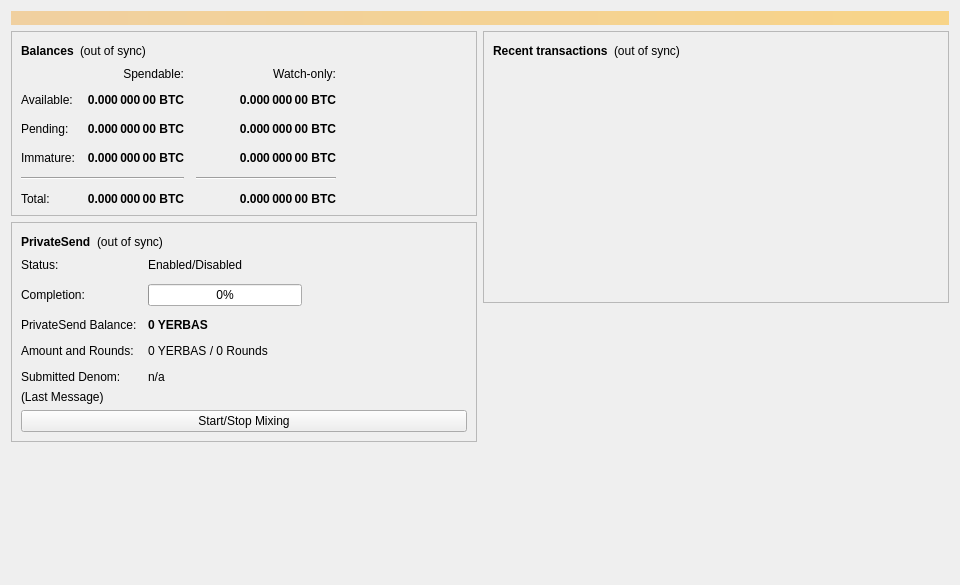
Qt form src/qt/forms/overviewpage.ui (The-Yerbas-Endeavor/yerbas) before a commit.
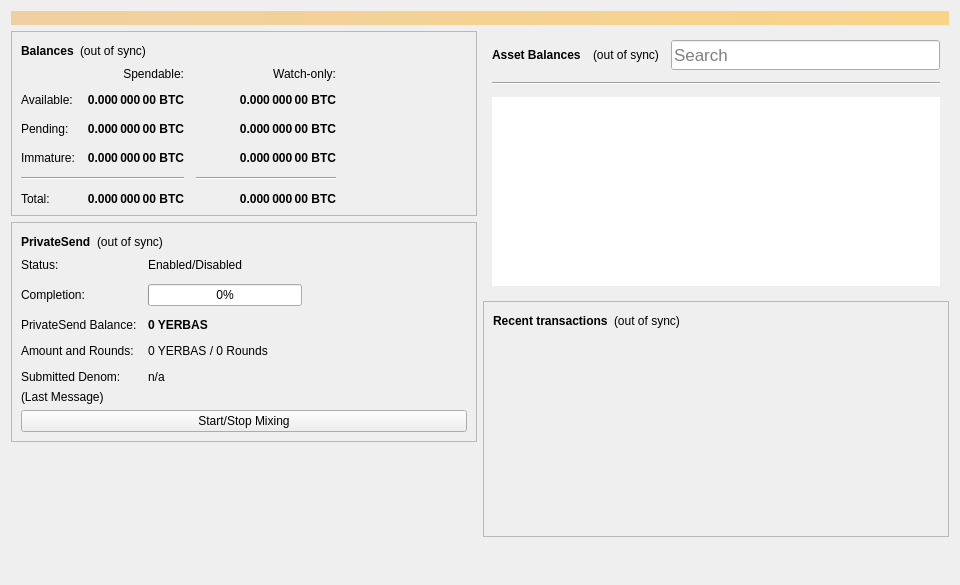
The same form after that commit.

```diff
--- a/src/qt/forms/overviewpage.ui
+++ b/src/qt/forms/overviewpage.ui
@@ -595,6 +595,131 @@
      </item>
      <item>
       <layout class="QVBoxLayout" name="verticalLayout_3">
+       <item>
+        <widget class="QFrame" name="assetFrame">
+         <property name="minimumSize">
+          <size>
+           <width>350</width>
+           <height>150</height>
+          </size>
+         </property>
+         <property name="autoFillBackground">
+          <bool>true</bool>
+         </property>
+         <property name="frameShape">
+          <enum>QFrame::NoFrame</enum>
+         </property>
+         <property name="frameShadow">
+          <enum>QFrame::Plain</enum>
+         </property>
+         <property name="lineWidth">
+          <number>0</number>
+         </property>
+         <layout class="QVBoxLayout" name="verticalLayout_7">
+          <property name="spacing">
+           <number>12</number>
+          </property>
+          <item>
+           <layout class="QHBoxLayout" name="assetBalanceHorizontalLayout">
+            <item alignment="Qt::AlignVCenter">
+             <widget class="QLabel" name="assetBalanceLabel">
+              <property name="font">
+               <font>
+                <weight>75</weight>
+                <bold>true</bold>
+               </font>
+              </property>
+              <property name="text">
+               <string>Asset Balances</string>
+              </property>
+             </widget>
+            </item>
+            <item>
+             <widget class="QLabel" name="labelAssetStatus">
+              <property name="text">
+               <string>(out of sync)</string>
+              </property>
+             </widget>
+            </item>
+            <item alignment="Qt::AlignBottom">
+             <widget class="QLineEdit" name="assetSearch">
+              <property name="sizePolicy">
+               <sizepolicy hsizetype="Expanding" vsizetype="Preferred">
+                <horstretch>0</horstretch>
+                <verstretch>0</verstretch>
+               </sizepolicy>
+              </property>
+              <property name="minimumSize">
+               <size>
+                <width>0</width>
+                <height>30</height>
+               </size>
+              </property>
+              <property name="maximumSize">
+               <size>
+                <width>16777215</width>
+                <height>30</height>
+               </size>
+              </property>
+              <property name="sizeIncrement">
+               <size>
+                <width>0</width>
+                <height>0</height>
+               </size>
+              </property>
+              <property name="baseSize">
+               <size>
+                <width>0</width>
+                <height>0</height>
+               </size>
+              </property>
+              <property name="font">
+               <font>
+                <pointsize>13</pointsize>
+               </font>
+              </property>
+              <property name="maxLength">
+               <number>32</number>
+              </property>
+              <property name="frame">
+               <bool>true</bool>
+              </property>
+              <property name="alignment">
+               <set>Qt::AlignLeading|Qt::AlignLeft|Qt::AlignVCenter</set>
+              </property>
+              <property name="placeholderText">
+               <string>Search</string>
+              </property>
+              <property name="clearButtonEnabled">
+               <bool>true</bool>
+              </property>
+             </widget>
+            </item>
+           </layout>
+          </item>
+          <item>
+           <widget class="Line" name="assetBalanceLine">
+            <property name="orientation">
+             <enum>Qt::Horizontal</enum>
+            </property>
+           </widget>
+          </item>
+          <item>
+           <widget class="QListView" name="listAssets">
+            <property name="frameShape">
+             <enum>QFrame::NoFrame</enum>
+            </property>
+            <property name="lineWidth">
+             <number>0</number>
+            </property>
+            <property name="verticalScrollMode">
+             <enum>QAbstractItemView::ScrollPerItem</enum>
+            </property>
+           </widget>
+          </item>
+         </layout>
+        </widget>
+       </item>
        <item>
         <widget class="QFrame" name="frame_2">
          <property name="frameShape">
```
